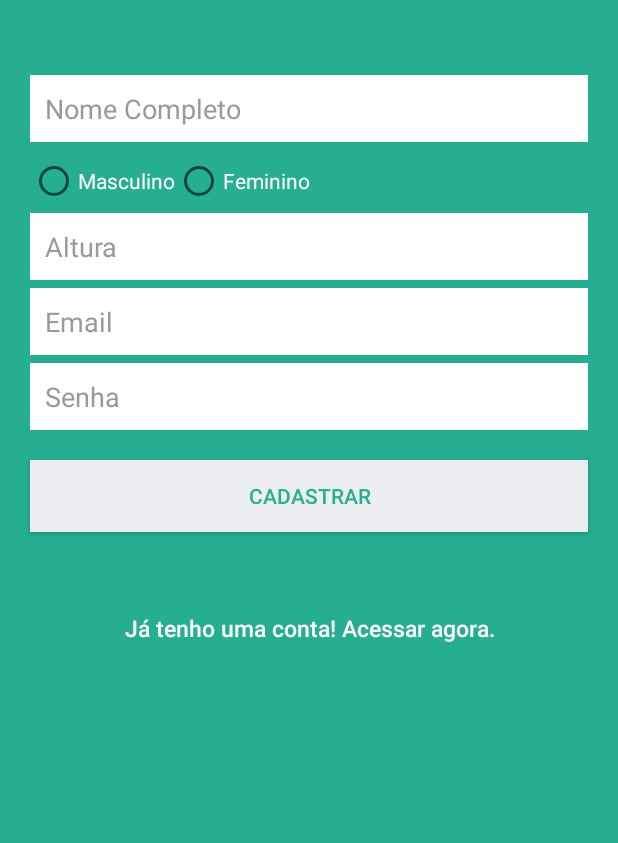
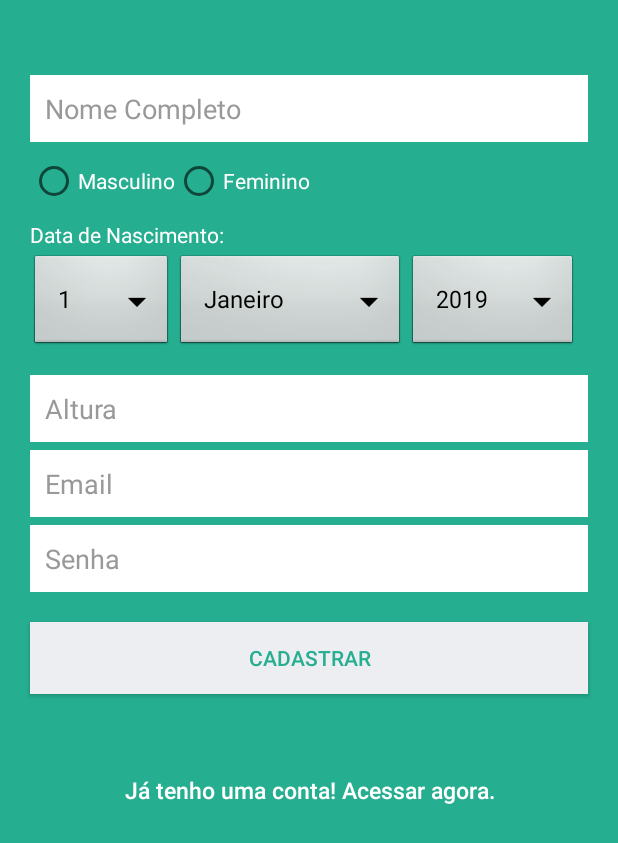
Before and after one commit to alangodoi/DIPI, an Android app: the RegisterActivity screen opened directly, with no data from a screen before it, on a phone screen of 412 x 824 dp. Shown: the top 843 px of the screen. Run offline under Robolectric (Android 15) with nearby library versions, the phone set to English and light mode, and no system bars.

Commit message:
spinners

```diff
--- a/app/src/main/java/br/com/guildati/dipi/RegisterActivity.java
+++ b/app/src/main/java/br/com/guildati/dipi/RegisterActivity.java
@@ -3,6 +3,8 @@ package br.com.guildati.dipi;
 import android.os.Bundle;
 import android.support.annotation.Nullable;
 import android.support.v7.app.AppCompatActivity;
+import android.widget.ArrayAdapter;
+import android.widget.Spinner;
 
 public class RegisterActivity extends AppCompatActivity {
 
@@ -10,5 +12,35 @@ public class RegisterActivity extends AppCompatActivity {
     protected void onCreate(@Nullable Bundle savedInstanceState) {
         super.onCreate(savedInstanceState);
         setContentView(R.layout.activity_register);
+
+        Spinner dia = findViewById(R.id.dia);
+        Spinner mes = findViewById(R.id.mes);
+        Spinner ano = findViewById(R.id.ano);
+
+        //create a list of items for the spinner.
+        String[] diaItems = new String[]{"1", "2", "3", "4", "5", "6", "7", "8", "9", "10", "11", "12", "13", "14", "15", "16", "17", "18", "19", "20"
+                , "21", "22", "23", "24", "25", "26", "27", "28", "29", "30", "31"};
+        String[] mesItems = new String[]{"Janeiro", "Fevereiro", "Março", "Abril", "Maio", "Junho", "Julho", "Agosto", "Setembro", "Outubro", "Novembro", "Dezembro"};
+        String[] anoItems = new String[]{
+                "2019", "2018", "2017", "2016", "2015", "2014", "2013", "2012", "2011", "2010",
+                "2009", "2008", "2007", "2006", "2005", "2004", "2003", "2002", "2001", "2000",
+                "1999", "1998", "1997", "1996", "1995", "1994", "1993", "1992", "1991", "1990",
+                "1989", "1988", "1987", "1986", "1985", "1984", "1983", "1982", "1981", "1980",
+                "1979", "1978", "1977", "1976", "1975", "1974", "1973", "1972", "1971", "1970",
+                "1969", "1968", "1967", "1966", "1965", "1964", "1963", "1962" ,"1961" ,"1960",
+                "1959", "1958", "1957", "1956", "1955", "1954", "1953", "1952", "1951", "1950",
+                "1949", "1948", "1947", "1946", "1945", "1944", "1943", "1942", "1941", "1940",
+                "1939", "1938", "1937", "1936", "1935", "1934", "1933", "1932", "1931", "1930",
+                "1929", "1928", "1927", "1926", "1925", "1924", "1923", "1922", "1921", "1920"
+        };
+        //create an adapter to describe how the items are displayed, adapters are used in several places in android.
+        //There are multiple variations of this, but this is the basic variant.
+        ArrayAdapter<String> adapter1 = new ArrayAdapter<>(this, android.R.layout.simple_spinner_dropdown_item, diaItems);
+        ArrayAdapter<String> adapter2 = new ArrayAdapter<>(this, android.R.layout.simple_spinner_dropdown_item, mesItems);
+        ArrayAdapter<String> adapter3 = new ArrayAdapter<>(this, android.R.layout.simple_spinner_dropdown_item, anoItems);
+        //set the spinners adapter to the previously created one.
+        dia.setAdapter(adapter1);
+        mes.setAdapter(adapter2);
+        ano.setAdapter(adapter3);
     }
 }
--- a/app/src/main/res/layout/activity_login.xml
+++ b/app/src/main/res/layout/activity_login.xml
@@ -1,20 +1,33 @@
 <?xml version="1.0" encoding="utf-8"?>
 <android.support.constraint.ConstraintLayout xmlns:android="http://schemas.android.com/apk/res/android"
+    xmlns:tools="http://schemas.android.com/tools"
     android:layout_width="match_parent"
     android:layout_height="match_parent"
     android:background="@color/bg_login"
     xmlns:app="http://schemas.android.com/apk/res-auto">
 
+    <ImageView
+        android:id="@+id/logo"
+        android:layout_width="169dp"
+        android:layout_height="145dp"
+        android:layout_marginTop="80dp"
+        android:foregroundGravity="center"
+        android:src="@drawable/icon"
+        app:layout_constraintTop_toTopOf="parent"
+        app:layout_constraintRight_toRightOf="parent"
+        app:layout_constraintLeft_toLeftOf="parent"
+         />
+
     <EditText
         android:id="@+id/email"
         android:layout_width="match_parent"
         android:layout_height="wrap_content"
-        app:layout_constraintTop_toTopOf="parent"
+        app:layout_constraintTop_toBottomOf="@+id/logo"
         android:background="@color/colorWhite"
         android:hint="@string/hint_email"
         android:inputType="textEmailAddress"
         android:padding="10dp"
-        android:layout_marginTop="200dp"
+        android:layout_marginTop="10dp"
         android:layout_marginStart="20dp"
         android:layout_marginEnd="20dp"
         android:layout_marginBottom="10dp"
--- a/app/src/main/res/layout/activity_register.xml
+++ b/app/src/main/res/layout/activity_register.xml
@@ -1,5 +1,6 @@
 <?xml version="1.0" encoding="utf-8"?>
 <android.support.constraint.ConstraintLayout xmlns:android="http://schemas.android.com/apk/res/android"
+    xmlns:tools="http://schemas.android.com/tools"
     android:layout_width="match_parent"
     android:layout_height="match_parent"
     xmlns:app="http://schemas.android.com/apk/res-auto"
@@ -46,11 +47,68 @@
             />
     </RadioGroup>
 
+    <TextView
+        android:id="@+id/txtDataNascimento"
+        android:layout_width="match_parent"
+        android:layout_height="wrap_content"
+        android:layout_marginTop="10dp"
+        android:layout_marginStart="20dp"
+        android:layout_marginEnd="20dp"
+        android:layout_marginBottom="10dp"
+        android:textColor="@color/colorWhite"
+        app:layout_constraintTop_toBottomOf="@+id/sexo"
+        android:text="Data de Nascimento:"/>
+
+    <LinearLayout
+        android:id="@+id/spinners"
+        android:layout_width="match_parent"
+        android:layout_height="wrap_content"
+        app:layout_constraintTop_toBottomOf="@+id/txtDataNascimento">
+
+        <Spinner
+            android:id="@+id/dia"
+            android:layout_width="wrap_content"
+            android:layout_height="wrap_content"
+            android:layout_marginTop="2dp"
+            android:layout_marginStart="20dp"
+            android:layout_marginLeft="20dp"
+            android:layout_marginBottom="10dp"
+            app:layout_constraintTop_toBottomOf="@+id/txtDataNascimento"
+            android:background="@android:drawable/btn_dropdown"
+            android:spinnerMode="dropdown" />
+
+        <Spinner
+            android:id="@+id/mes"
+            android:layout_width="wrap_content"
+            android:layout_height="wrap_content"
+            android:layout_marginTop="2dp"
+            android:layout_marginStart="2dp"
+            android:layout_marginLeft="2dp"
+            android:layout_marginBottom="10dp"
+            app:layout_constraintTop_toBottomOf="@+id/txtDataNascimento"
+            app:layout_constraintLeft_toRightOf="@+id/dia"
+            android:background="@android:drawable/btn_dropdown"
+            android:spinnerMode="dropdown"/>
+
+        <Spinner
+            android:id="@+id/ano"
+            android:layout_width="wrap_content"
+            android:layout_height="wrap_content"
+            android:layout_marginTop="2dp"
+            android:layout_marginStart="2dp"
+            android:layout_marginLeft="2dp"
+            android:layout_marginBottom="10dp"
+            app:layout_constraintTop_toBottomOf="@+id/txtDataNascimento"
+            app:layout_constraintLeft_toRightOf="@+id/mes"
+            android:background="@android:drawable/btn_dropdown"
+            android:spinnerMode="dropdown"/>
+    </LinearLayout>
+
     <EditText
         android:id="@+id/altura"
         android:layout_width="fill_parent"
         android:layout_height="wrap_content"
-        app:layout_constraintTop_toBottomOf="@+id/sexo"
+        app:layout_constraintTop_toBottomOf="@+id/spinners"
         android:background="@color/colorWhite"
         android:hint="@string/hint_altura"
         android:inputType="numberDecimal"
--- a/app/src/main/res/values/strings.xml
+++ b/app/src/main/res/values/strings.xml
@@ -1,5 +1,5 @@
 <resources>
-    <string name="app_name">Nutri Vision</string>
+    <string name="app_name">Inclusive Nutrition</string>
     <string name="btn_escanear">Escanear Código</string>
     <string name="txt_focus">Foque a câmera no código de barras</string>
     <string name="txt_product_image">Imagem do produto</string>
```
Also changed, not shown: app/src/main/res/drawable/icon.jpeg (added).
